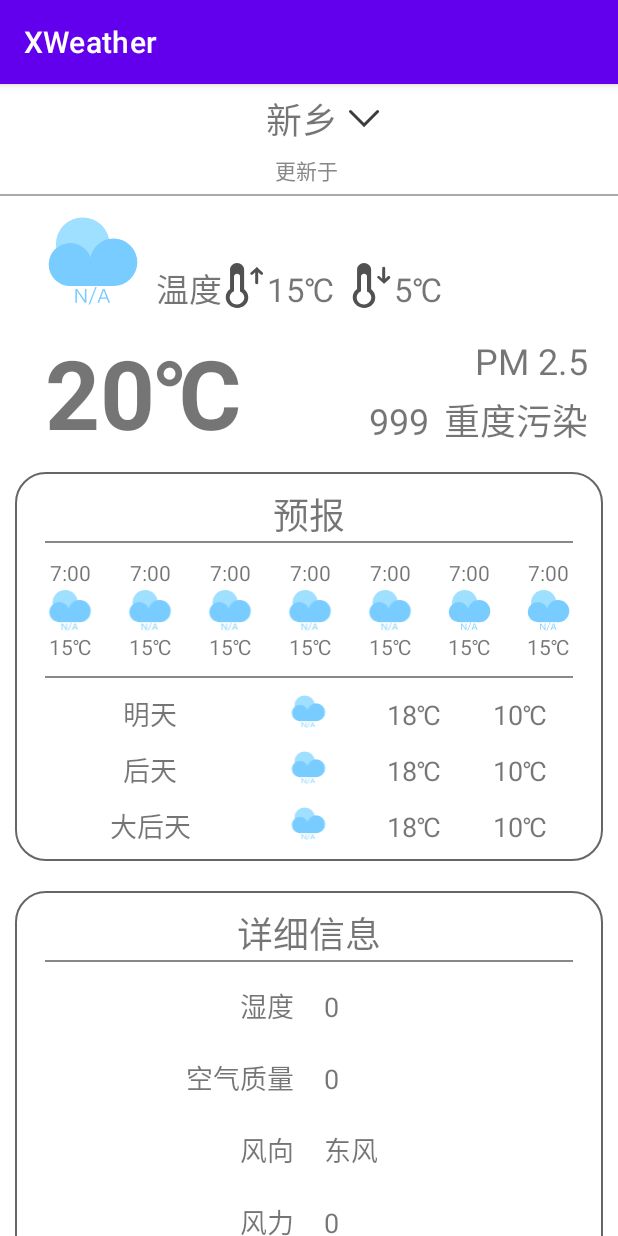
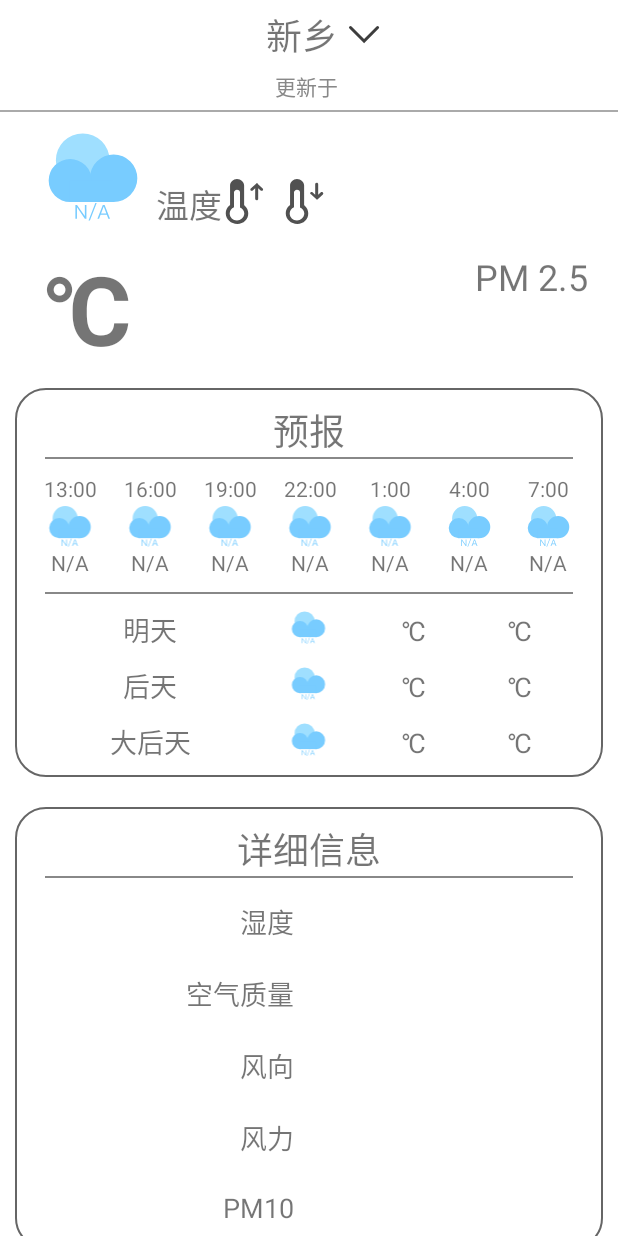
Before and after one commit to AYO-YO/XWeather, an Android app: the screen it shows after launch (MainActivity), on a phone screen of 412 x 824 dp. Run offline under Robolectric (Android 15) with nearby library versions, the phone set to English and light mode, and no system bars; libraries missing offline, so code that uses them is left out: com.chaquo.python; 4 statements that could not run were skipped.

Commit message:
Init Commit

```diff
--- a/app/src/main/AndroidManifest.xml
+++ b/app/src/main/AndroidManifest.xml
@@ -15,7 +15,7 @@
             android:label="@string/app_name"
             android:roundIcon="@mipmap/ic_launcher_round"
             android:supportsRtl="true"
-            android:theme="@style/Theme.Weather">
+            android:theme="@style/Theme.XWeather">
 
         <meta-data
                 android:name="com.thinkland.juheapi.openid"
--- a/app/src/main/java/cn/fanbaby/xweather/MainActivity.java
+++ b/app/src/main/java/cn/fanbaby/xweather/MainActivity.java
@@ -8,18 +8,17 @@ import androidx.appcompat.app.AppCompatActivity;
 
 import com.chaquo.python.Python;
 import com.chaquo.python.android.AndroidPlatform;
-import com.google.gson.Gson;
 
-import java.io.IOException;
-import java.io.InputStream;
-import java.net.HttpURLConnection;
-import java.net.URL;
+import java.text.ParseException;
+import java.text.SimpleDateFormat;
+import java.util.Date;
+import java.util.Locale;
 
 public class MainActivity extends AppCompatActivity {
     private TextView tv_city, tv_update_time, tv_wt_state, tv_temp_high, tv_temp_low, tv_temp_current, tv_pm25_num, tv_pm25_state, tv_time_1st, tv_time_2nd, tv_time_3rd, tv_time_4th, tv_time_5th, tv_time_6th, tv_time_7th, tv_temp_1st, tv_temp_2nd, tv_temp_3rd, tv_temp_4th, tv_temp_5th, tv_temp_6th, tv_temp_7th, tv_temp_feature_high_1st, tv_temp_feature_high_2nd, tv_temp_feature_high_3rd, tv_temp_feature_low_1st, tv_temp_feature_low_2nd, tv_temp_feature_low_3rd, tv_humidity, tv_aqi, tv_direct, tv_power, tv_pm10;
     private ImageView iv_pull_arrow, iv_wt_icon, iv_icon_time_1st, iv_icon_time_2nd, iv_icon_time_3rd, iv_icon_time_4th, iv_icon_time_5th, iv_icon_time_6th, iv_icon_time_7th, iv_icon_feature_1st, iv_icon_feature_2nd, iv_icon_feature_3rd;
     private Python py;
-    private String city, updateTime, currentState, currentTemp, highTemp, lowTemp, pm25, airState, day_1st_high, day_2nd_high, day_3rd_high, day_1st_low, day_2nd_low, day_3rd_low, day_1st_state, day_2nd_state, day_3rd_state, humidity, aqi, direct, power, pm10;
+    private String city, updateTime, currentState, currentTemp, highTemp, lowTemp, pm25, airState, day_1st_high, day_2nd_high, day_3rd_high, day_1st_low, day_2nd_low, day_3rd_low, day_1st_state, day_2nd_state, day_3rd_state, humidity, aqi, direct, power, pm10, hour_next_3, hour_next_6, hour_next_9, hour_next_12, hour_next_15, hour_next_18, hour_next_21;
 
     @Override
     protected void onCreate(Bundle savedInstanceState) {
@@ -27,25 +26,158 @@ public class MainActivity extends AppCompatActivity {
         setContentView(R.layout.activity_main);
         init();
         initPython();
-        city = "新乡";
-        getData(city);
-        updateData();
+        // 子线程，用于更新数据
+        new Thread(() -> {
+            city = getCity();
+            getData(city);
+        }).start();
     }
 
-    private void updateData() {
-        tv_city.setText(city);
-        tv_update_time.setText(updateTime);
-        tv_wt_state.setText(currentState);
-
+    /**
+     * 获取城市
+     *
+     * @return 当前城市
+     */
+    private String getCity() {
+        return "新乡";
     }
 
+    /**
+     * 更新数据
+     */
+    private void updateData() {
+        updateText();
+        updateImage();
+    }
+
+    /**
+     * 更新图片相关UI显示
+     */
+    private void updateImage() {
+        runOnUiThread(() -> {
+            iv_wt_icon.setImageResource(stateToIcon(currentState));
+            iv_icon_feature_1st.setImageResource(stateToIcon(day_1st_state));
+            iv_icon_feature_2nd.setImageResource(stateToIcon(day_2nd_state));
+            iv_icon_feature_3rd.setImageResource(stateToIcon(day_3rd_state));
+        });
+    }
+
+    /**
+     * 将状态信息映射为drawable resource
+     *
+     * @param state 天气状态、
+     * @return R.drawable.x
+     */
+    private int stateToIcon(String state) {
+        switch (state) {
+            case "晴":
+                return R.drawable.ic_icon_qingtian;
+            case "多云":
+                return R.drawable.ic_icon_duoyun;
+            case "阴":
+                return R.drawable.ic_icon_yintian;
+            case "阵雨":
+                return R.drawable.ic_icon_zhenyu;
+            case "雷阵雨":
+                return R.drawable.ic_icon_leizhenyu;
+            case "雨夹雪":
+                break;
+            case "小雨":
+            case "小到中雨":
+                return R.drawable.ic_icon_xiaoyu;
+            case "中到大雨":
+            case "中雨":
+                return R.drawable.ic_icon_zhongyu;
+            case "大雨":
+                return R.drawable.ic_icon_dayu;
+            case "暴雨":
+            case "大暴雨":
+            case "特大暴雨":
+            case "大到暴雨":
+            case "暴雨到大暴雨":
+            case "大暴雨到特大暴雨":
+                return R.drawable.ic_icon_baoyu;
+            case "阵雪":
+                return R.drawable.ic_icon_zhenxue;
+            case "小雪":
+                return R.drawable.ic_icon_xiaoxue;
+            case "小到中雪":
+            case "中雪":
+                return R.drawable.ic_icon_zhongxue;
+            case "中到大雪":
+            case "大雪":
+                return R.drawable.ic_icon_daxue;
+            case "大到暴雪":
+            case "暴雪":
+                return R.drawable.ic_icon_baoxue;
+            case "雾":
+                return R.drawable.ic_icon_wu;
+            case "冻雨":
+                break;
+            case "强沙尘暴":
+            case "沙尘暴":
+                return R.drawable.ic_icon_shachenbao;
+            case "浮尘":
+                return R.drawable.ic_icon_fuchen;
+            case "扬沙":
+                return R.drawable.ic_icon_yangsha;
+            case "霾":
+                break;
+            default:
+                return R.drawable.ic_icon_wushuju;
+        }
+        return R.drawable.ic_icon_wushuju;
+    }
+
+    /**
+     * 更新页面文本
+     */
+    private void updateText() {
+        runOnUiThread(
+                () -> {
+                    tv_city.setText(city);
+                    tv_update_time.setText(updateTime);
+                    tv_wt_state.setText(currentState);
+                    tv_temp_current.setText(currentTemp);
+                    tv_temp_high.setText(highTemp);
+                    tv_temp_low.setText(lowTemp);
+                    tv_pm25_num.setText(pm25);
+                    tv_pm25_state.setText(airState);
+                    tv_temp_feature_high_1st.setText(day_1st_high);
+                    tv_temp_feature_high_2nd.setText(day_2nd_high);
+                    tv_temp_feature_high_3rd.setText(day_3rd_high);
+                    tv_temp_feature_low_1st.setText(day_1st_low);
+                    tv_temp_feature_low_2nd.setText(day_2nd_low);
+                    tv_temp_feature_low_3rd.setText(day_3rd_low);
+                    tv_humidity.setText(humidity);
+                    tv_aqi.setText(aqi);
+                    tv_direct.setText(direct);
+                    tv_power.setText(power);
+                    tv_pm10.setText(pm10);
+                    tv_time_1st.setText(hour_next_3);
+                    tv_time_2nd.setText(hour_next_6);
+                    tv_time_3rd.setText(hour_next_9);
+                    tv_time_4th.setText(hour_next_12);
+                    tv_time_5th.setText(hour_next_15);
+                    tv_time_6th.setText(hour_next_18);
+                    tv_time_7th.setText(hour_next_21);
+                }
+        );
+    }
+
+    /**
+     * 初始化Python
+     */
     private void initPython() {
         if (!Python.isStarted()) {
             Python.start(new AndroidPlatform(this));
         }
-        Python py = Python.getInstance();
+        py = Python.getInstance();
     }
 
+    /**
+     * 初始化控件信息
+     */
     void init() {
         tv_city = findViewById(R.id.tv_wt_city); // 城市
         tv_update_time = findViewById(R.id.tv_wt_update_time); // 更新时间
@@ -95,55 +227,85 @@ public class MainActivity extends AppCompatActivity {
         listen();
     }
 
+    /**
+     * 监听器
+     */
     private void listen() {
     }
 
+    /**
+     * 获取对应城市的对应天气情况
+     *
+     * @param city 城市
+     * @param need 需要的天气状况，例如highTemp
+     * @return 查询的天气情况
+     */
     private String getWeather(String city, String need) {
         return py.getModule("py_utils").callAttr("getWeather", city, need).toString();
     }
 
+    /**
+     * 获取对应城市的空气指数
+     *
+     * @param city 城市
+     * @param need 需要的空气指数内容，例如pm2.5
+     * @return 查询道德空气指数
+     */
     private String getAQI(String city, String need) {
         return py.getModule("py_utils").callAttr("getAQI", city, need).toString();
     }
 
+    /**
+     * 获取数据
+     *
+     * @param city 城市
+     */
     private void getData(String city) {
+        // 获取更新数据的时间
         updateTime = getAQI(city, "time");
         currentState = getWeather(city, "state");
         currentTemp = getWeather(city, "current_temp");
         highTemp = getWeather(city, "high_temp");
         lowTemp = getWeather(city, "low_temp");
         pm25 = getAQI(city, "pm25");
-        airState = getAQI(city, "quality");
-        day_1st_high = getWeather(city, "day_1st_high");
-        day_2nd_high = getWeather(city, "day_2nd_high");
-        day_3rd_high = getWeather(city, "day_3rd_high");
-        day_1st_low = getWeather(city, "day_1st_low");
-        day_2nd_low = getWeather(city, "day_2nd_low");
-        day_3rd_low = getWeather(city, "day_3rd_low");
+        airState = getAQI(city, "state");
+        // 获取未来3天的最高温、最低温和天气情况
+        day_1st_high = getWeather(city, "day_1st_high") + "℃";
+        day_2nd_high = getWeather(city, "day_2nd_high") + "℃";
+        day_3rd_high = getWeather(city, "day_3rd_high") + "℃";
+        day_1st_low = getWeather(city, "day_1st_low") + "℃";
+        day_2nd_low = getWeather(city, "day_2nd_low") + "℃";
+        day_3rd_low = getWeather(city, "day_3rd_low") + "℃";
         day_1st_state = getWeather(city, "day_1st_state");
         day_2nd_state = getWeather(city, "day_2nd_state");
         day_3rd_state = getWeather(city, "day_3rd_state");
+        // 获取空气质量
         humidity = getWeather(city, "humidity");
         aqi = getWeather(city, "aqi");
         direct = getWeather(city, "direct");
         power = getWeather(city, "power");
         pm10 = getAQI(city, "pm10");
-    }
-
-    private InputStream requestJuheApi(String url, String method) {
-        Gson gson = new Gson();
-        InputStream in = null;
+        SimpleDateFormat sdf = new SimpleDateFormat("HH:mm:ss", Locale.SIMPLIFIED_CHINESE);
+        // 格式化时间以取得获取数据的小时数
+        Date time = new Date();
         try {
-            URL u = new URL(url);
-            HttpURLConnection conn = (HttpURLConnection) u.openConnection();
-            conn.setRequestMethod(method);
-            conn.setConnectTimeout(5000);
-            conn.connect();
-            in = conn.getInputStream();
-        } catch (IOException e) {
+            time = sdf.parse(updateTime);
+        } catch (ParseException e) {
             e.printStackTrace();
         }
-        return in;
+        int updateHour = 0;
+        if (time != null) {
+            updateHour = time.getHours();
+        }
+        // 计算未来一天，每隔3小时的小时数
+        hour_next_3 = (updateHour + 3) % 24 + ":00";
+        hour_next_6 = (updateHour + 6) % 24 + ":00";
+        hour_next_9 = (updateHour + 9) % 24 + ":00";
+        hour_next_12 = (updateHour + 12) % 24 + ":00";
+        hour_next_15 = (updateHour + 15) % 24 + ":00";
+        hour_next_18 = (updateHour + 18) % 24 + ":00";
+        hour_next_21 = (updateHour + 21) % 24 + ":00";
+        // 将获取到的数据更新
+        updateData();
     }
-
 }
--- a/app/src/main/res/layout/activity_main.xml
+++ b/app/src/main/res/layout/activity_main.xml
@@ -119,7 +119,7 @@
                                 android:layout_width="wrap_content"
                                 android:layout_height="wrap_content"
                                 android:textSize="22sp"
-                                android:text="15℃" />
+                                android:text="@string/noneData" />
 
                         <ImageView
                                 android:layout_width="30dp"
@@ -132,7 +132,7 @@
                                 android:layout_width="wrap_content"
                                 android:layout_height="wrap_content"
                                 android:textSize="22sp"
-                                android:text="5℃" />
+                                android:text="@string/noneData" />
                     </LinearLayout>
                 </LinearLayout>
             </LinearLayout>
@@ -146,7 +146,7 @@
                 <TextView
                         android:layout_width="wrap_content"
                         android:layout_height="wrap_content"
-                        android:text="20"
+                        android:text="@string/noneData"
                         android:id="@+id/tv_wt_current_temp"
                         android:textSize="64sp"
                         android:layout_marginStart="30dp"
@@ -187,7 +187,7 @@
                         <TextView
                                 android:layout_width="wrap_content"
                                 android:layout_height="wrap_content"
-                                android:text="999"
+                                android:text="@string/noneData"
                                 android:id="@+id/tv_wt_pm25_num"
                                 android:textSize="24sp" />
 
@@ -197,7 +197,7 @@
                                 android:textSize="24sp"
                                 android:layout_marginStart="10dp"
                                 android:id="@+id/tv_wt_pm25_state"
-                                android:text="重度污染" />
+                                android:text="@string/noneData" />
                     </LinearLayout>
                 </LinearLayout>
             </LinearLayout>
@@ -302,37 +302,37 @@
 
                     <TextView
                             style="@style/TextViewStyle"
-                            android:text="15℃"
+                            android:text="@string/noneData"
                             android:id="@+id/tv_wt_1st_temp" />
 
                     <TextView
                             style="@style/TextViewStyle"
-                            android:text="15℃"
+                            android:text="@string/noneData"
                             android:id="@+id/tv_wt_2nd_temp" />
 
                     <TextView
                             style="@style/TextViewStyle"
-                            android:text="15℃"
+                            android:text="@string/noneData"
                             android:id="@+id/tv_wt_3rd_temp" />
 
                     <TextView
                             style="@style/TextViewStyle"
-                            android:text="15℃"
+                            android:text="@string/noneData"
                             android:id="@+id/tv_wt_4th_temp" />
 
                     <TextView
                             style="@style/TextViewStyle"
-                            android:text="15℃"
+                            android:text="@string/noneData"
                             android:id="@+id/tv_wt_5th_temp" />
 
                     <TextView
                             style="@style/TextViewStyle"
-                            android:text="15℃"
+                            android:text="@string/noneData"
                             android:id="@+id/tv_wt_6th_temp" />
 
                     <TextView
                             style="@style/TextViewStyle"
-                            android:text="15℃"
+                            android:text="@string/noneData"
                             android:id="@+id/tv_wt_7th_temp" />
                 </LinearLayout>
 
@@ -357,12 +357,12 @@
                     <TextView
                             android:id="@+id/tv_wt_feature_1st_high_temp"
                             style="@style/FeatureTextStyle"
-                            android:text="18℃" />
+                            android:text="@string/noneData" />
 
                     <TextView
                             android:id="@+id/tv_wt_feature_1st_low_temp"
                             style="@style/FeatureTextStyle"
-                            android:text="10℃" />
+                            android:text="@string/noneData" />
                 </LinearLayout>
 
                 <LinearLayout style="@style/LayoutItemStyle">
@@ -382,12 +382,12 @@
                     <TextView
                             android:id="@+id/tv_wt_feature_2nd_high_temp"
                             style="@style/FeatureTextStyle"
-                            android:text="18℃" />
+                            android:text="@string/noneData" />
 
                     <TextView
                             android:id="@+id/tv_wt_feature_2nd_low_temp"
                             style="@style/FeatureTextStyle"
-                            android:text="10℃" />
+                            android:text="@string/noneData" />
                 </LinearLayout>
 
                 <LinearLayout style="@style/LayoutItemStyle">
@@ -407,12 +407,12 @@
                     <TextView
                             android:id="@+id/tv_wt_feature_3rd_high_temp"
                             style="@style/FeatureTextStyle"
-                            android:text="18℃" />
+                            android:text="@string/noneData" />
 
                     <TextView
                             android:id="@+id/tv_wt_feature_3rd_low_temp"
                             style="@style/FeatureTextStyle"
-                            android:text="10℃" />
+                            android:text="@string/noneData" />
                 </LinearLayout>
             </LinearLayout>
 
@@ -436,7 +436,7 @@
                     <TextView
                             android:id="@+id/tv_wt_humidity"
                             style="@style/MoreTextStyle"
-                            android:text="0" />
+                            android:text="@string/noneData" />
                 </LinearLayout>
 
                 <LinearLayout style="@style/LayoutItemStyle">
@@ -448,7 +448,7 @@
                     <TextView
                             android:id="@+id/tv_wt_aqi"
                             style="@style/MoreTextStyle"
-                            android:text="0" />
+                            android:text="@string/noneData" />
                 </LinearLayout>
 
                 <LinearLayout style="@style/LayoutItemStyle">
@@ -460,7 +460,7 @@
                     <TextView
                             android:id="@+id/tv_wt_direct"
                             style="@style/MoreTextStyle"
-                            android:text="东风" />
+                            android:text="@string/noneData" />
                 </LinearLayout>
 
                 <LinearLayout style="@style/LayoutItemStyle">
@@ -472,7 +472,7 @@
                     <TextView
                             android:id="@+id/tv_wt_power"
                             style="@style/MoreTextStyle"
-                            android:text="0" />
+                            android:text="@string/noneData" />
                 </LinearLayout>
 
                 <LinearLayout style="@style/LayoutItemStyle">
@@ -484,7 +484,7 @@
                     <TextView
                             android:id="@+id/tv_wt_pm10"
                             style="@style/MoreTextStyle"
-                            android:text="0" />
+                            android:text="@string/noneData" />
                 </LinearLayout>
 
             </LinearLayout>
--- a/app/src/main/res/values-night/themes.xml
+++ b/app/src/main/res/values-night/themes.xml
@@ -1,6 +1,6 @@
 <resources xmlns:tools="http://schemas.android.com/tools">
     <!-- Base application theme. -->
-    <style name="Theme.Weather" parent="Theme.MaterialComponents.DayNight.DarkActionBar">
+    <style name="Theme.XWeather" parent="Theme.MaterialComponents.DayNight.DarkActionBar">
         <!-- Primary brand color. -->
         <item name="colorPrimary">@color/purple_200</item>
         <item name="colorPrimaryVariant">@color/purple_700</item>
--- a/app/src/main/res/values/strings.xml
+++ b/app/src/main/res/values/strings.xml
@@ -4,4 +4,5 @@
     <string name="test_weather_state">天气状态</string>
     <string name="weather">温度</string>
     <string name="degree">℃</string>
+    <string name="noneData">N/A</string>
 </resources>
--- a/app/src/main/res/values/themes.xml
+++ b/app/src/main/res/values/themes.xml
@@ -1,9 +1,9 @@
 <resources xmlns:tools="http://schemas.android.com/tools">
     <!-- Base application theme. -->
-    <style name="Theme.Weather" parent="Theme.MaterialComponents.DayNight.DarkActionBar">
+    <style name="Theme.XWeather" parent="Theme.MaterialComponents.DayNight.NoActionBar">
         <!-- Primary brand color. -->
-        <item name="colorPrimary">@color/purple_500</item>
-        <item name="colorPrimaryVariant">@color/purple_700</item>
+        <item name="colorPrimary">#0af</item>
+        <item name="colorPrimaryVariant">#08f</item>
         <item name="colorOnPrimary">@color/white</item>
         <!-- Secondary brand color. -->
         <item name="colorSecondary">@color/teal_200</item>
```
Also changed, not shown: 1 other file.
